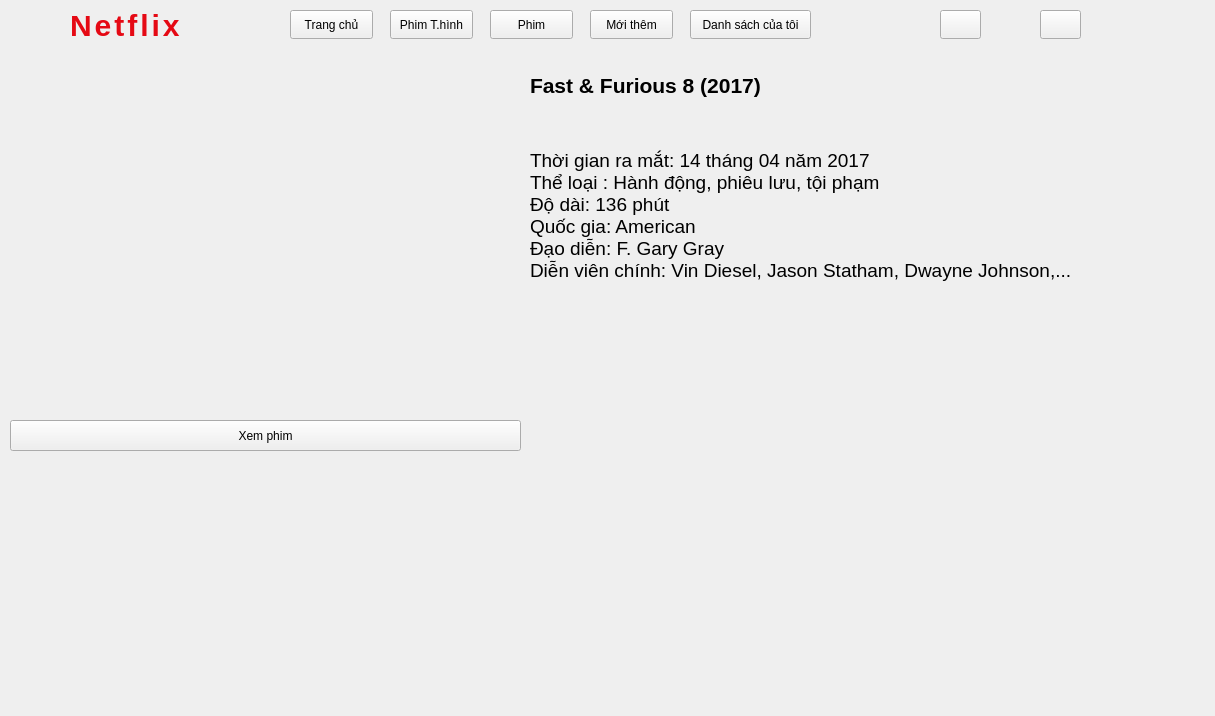
This is UI/mainwindow.ui in ttai1303/python-app as Qt 5 draws it before an edit. The edited form follows.
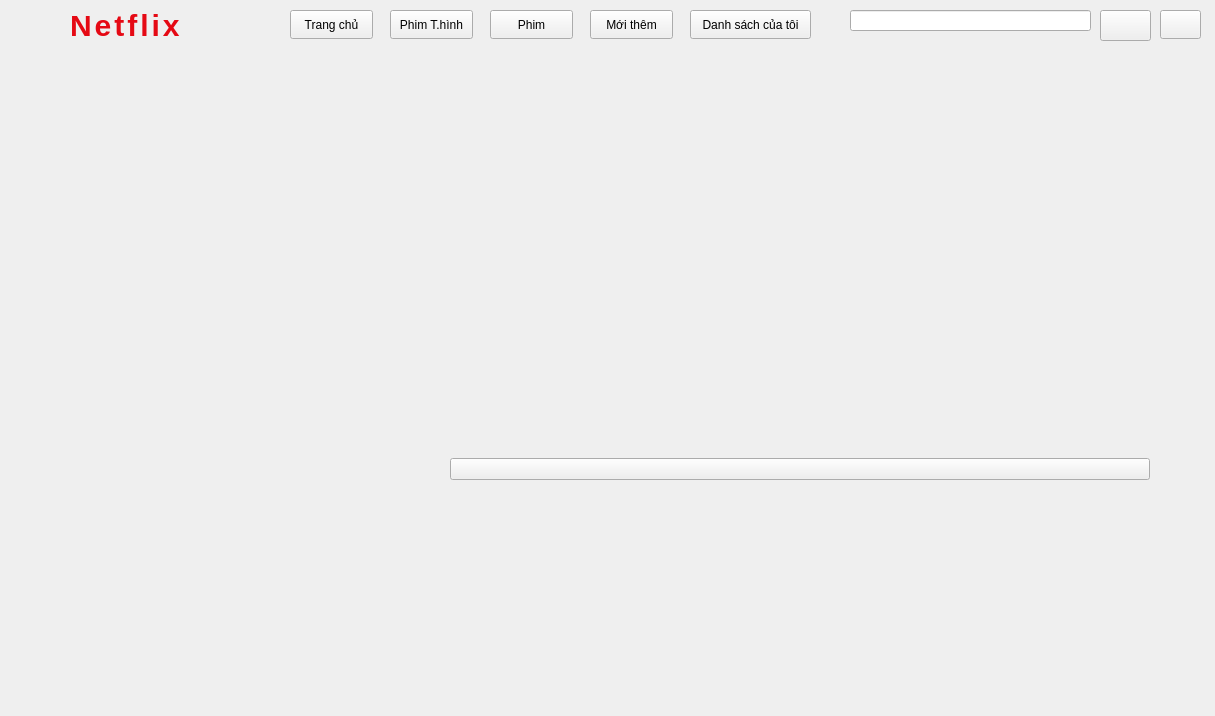
This is the edited form. The open tabs and pages were chosen to show the change. Icons and pictures are not drawn.

```diff
--- a/UI/mainwindow.ui
+++ b/UI/mainwindow.ui
@@ -10,6 +10,11 @@
     <height>716</height>
    </rect>
   </property>
+  <property name="font">
+   <font>
+    <family>.AppleSystemUIFont</family>
+   </font>
+  </property>
   <property name="windowTitle">
    <string>MainWindow</string>
   </property>
@@ -108,12 +113,17 @@
    <widget class="QPushButton" name="btn_find">
     <property name="geometry">
      <rect>
-      <x>940</x>
+      <x>1100</x>
       <y>10</y>
-      <width>41</width>
-      <height>29</height>
+      <width>51</width>
+      <height>31</height>
      </rect>
     </property>
+    <property name="styleSheet">
+     <string notr="true">padding: 0;
+margin: 0;
+</string>
+    </property>
     <property name="text">
      <string/>
     </property>
@@ -125,7 +135,7 @@
    <widget class="QPushButton" name="btn_nav_profile">
     <property name="geometry">
      <rect>
-      <x>1040</x>
+      <x>1160</x>
       <y>10</y>
       <width>41</width>
       <height>29</height>
@@ -202,76 +212,58 @@
      <widget class="QLabel" name="label_13">
       <property name="geometry">
        <rect>
-        <x>0</x>
-        <y>0</y>
-        <width>511</width>
-        <height>351</height>
+        <x>20</x>
+        <y>20</y>
+        <width>400</width>
+        <height>225</height>
        </rect>
       </property>
-      <property name="text">
-       <string/>
-      </property>
-      <property name="pixmap">
-       <pixmap>../img/fnf8-pos.jpg</pixmap>
-      </property>
       <property name="scaledContents">
        <bool>true</bool>
       </property>
      </widget>
-     <widget class="QLabel" name="label_14">
+     <widget class="QWidget" name="detail_info_panel">
       <property name="geometry">
        <rect>
-        <x>520</x>
-        <y>0</y>
-        <width>301</width>
-        <height>51</height>
+        <x>440</x>
+        <y>20</y>
+        <width>700</width>
+        <height>400</height>
        </rect>
       </property>
-      <property name="font">
-       <font>
-        <pointsize>16</pointsize>
-        <bold>true</bold>
-       </font>
-      </property>
-      <property name="text">
-       <string>Fast &amp; Furious 8 (2017)</string>
-      </property>
+      <layout class="QVBoxLayout" name="verticalLayout_detail_info">
+       <item>
+        <widget class="QLabel" name="lbl_detail_name"/>
+       </item>
+       <item>
+        <widget class="QLabel" name="lbl_detail_director"/>
+       </item>
+       <item>
+        <widget class="QLabel" name="lbl_detail_release_date"/>
+       </item>
+       <item>
+        <widget class="QLabel" name="lbl_detail_genre"/>
+       </item>
+       <item>
+        <widget class="QLabel" name="lbl_detail_rating"/>
+       </item>
+       <item>
+        <widget class="QLabel" name="lbl_detail_duration"/>
+       </item>
+       <item>
+        <widget class="QLabel" name="lbl_detail_status"/>
+       </item>
+       <item>
+        <widget class="QLabel" name="lbl_detail_main_actor"/>
+       </item>
+       <item>
+        <widget class="QLabel" name="lbl_detail_description"/>
+       </item>
+       <item>
+        <widget class="QPushButton" name="btn_watch"/>
+       </item>
+      </layout>
      </widget>
-     <widget class="QLabel" name="label_15">
-      <property name="geometry">
-       <rect>
-        <x>520</x>
-        <y>10</y>
-        <width>641</width>
-        <height>291</height>
-       </rect>
-      </property>
-      <property name="font">
-       <font>
-        <pointsize>14</pointsize>
-       </font>
-      </property>
-      <property name="text">
-       <string>&lt;html&gt;&lt;head/&gt;&lt;body&gt;&lt;p&gt;Thời gian ra mắt: 14 tháng 04 năm 2017&lt;br/&gt;Thể loại : Hành động, phiêu lưu, tội phạm&lt;br/&gt;Độ dài: 136 phút&lt;br/&gt;Quốc gia: American&lt;br/&gt;Đạo diễn: F. Gary Gray&lt;br/&gt;Diễn viên chính: Vin Diesel, Jason Statham, Dwayne Johnson,...&lt;/p&gt;&lt;/body&gt;&lt;/html&gt;</string>
-      </property>
-     </widget>
-     <widget class="QPushButton" name="btn_watch">
-      <property name="geometry">
-       <rect>
-        <x>0</x>
-        <y>360</y>
-        <width>511</width>
-        <height>31</height>
-       </rect>
-      </property>
-      <property name="text">
-       <string>Xem phim</string>
-      </property>
-     </widget>
-     <zorder>label_15</zorder>
-     <zorder>label_13</zorder>
-     <zorder>label_14</zorder>
-     <zorder>btn_watch</zorder>
     </widget>
     <widget class="QWidget" name="watch">
      <widget class="QSlider" name="horizontalSlider">
@@ -726,6 +718,28 @@
      <zorder>lb_avatar</zorder>
      <zorder>gridWidget</zorder>
     </widget>
+    <widget class="QWidget" name="favorite">
+     <widget class="QWidget" name="favorite_container" native="true">
+      <property name="geometry">
+       <rect>
+        <x>0</x>
+        <y>0</y>
+        <width>1191</width>
+        <height>651</height>
+       </rect>
+      </property>
+     </widget>
+    </widget>
+   </widget>
+   <widget class="QLineEdit" name="lineEdit">
+    <property name="geometry">
+     <rect>
+      <x>850</x>
+      <y>10</y>
+      <width>241</width>
+      <height>21</height>
+     </rect>
+    </property>
    </widget>
   </widget>
  </widget>
```
Left out of the diff: 88 changed lines with no effect on the pictures.
